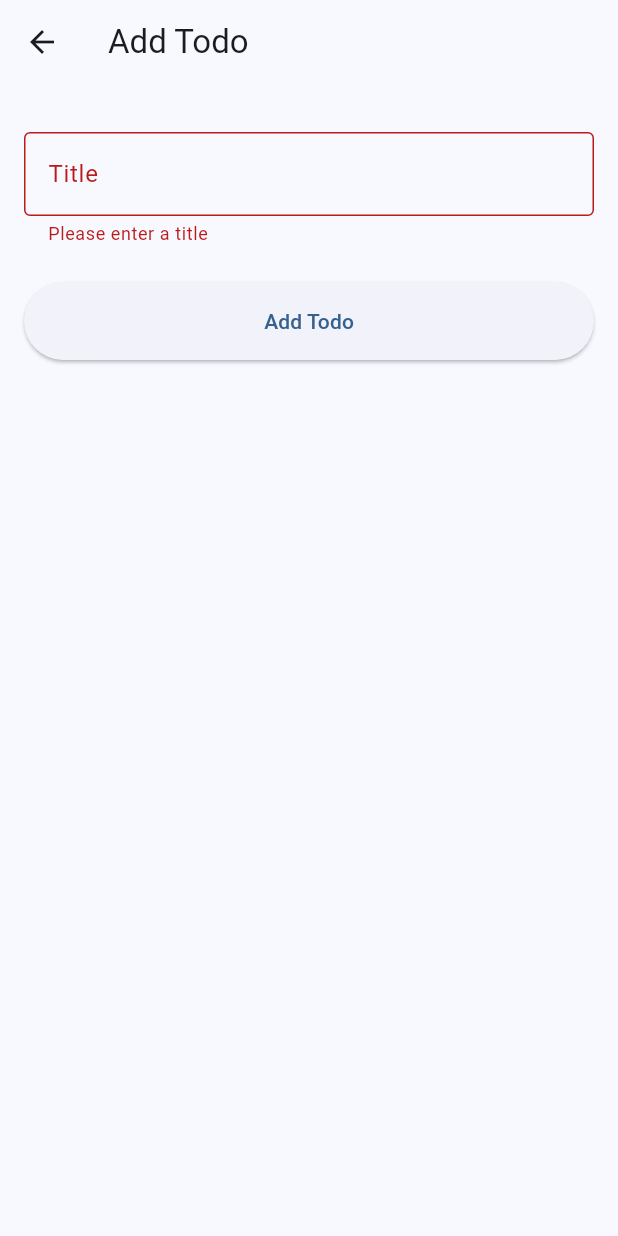
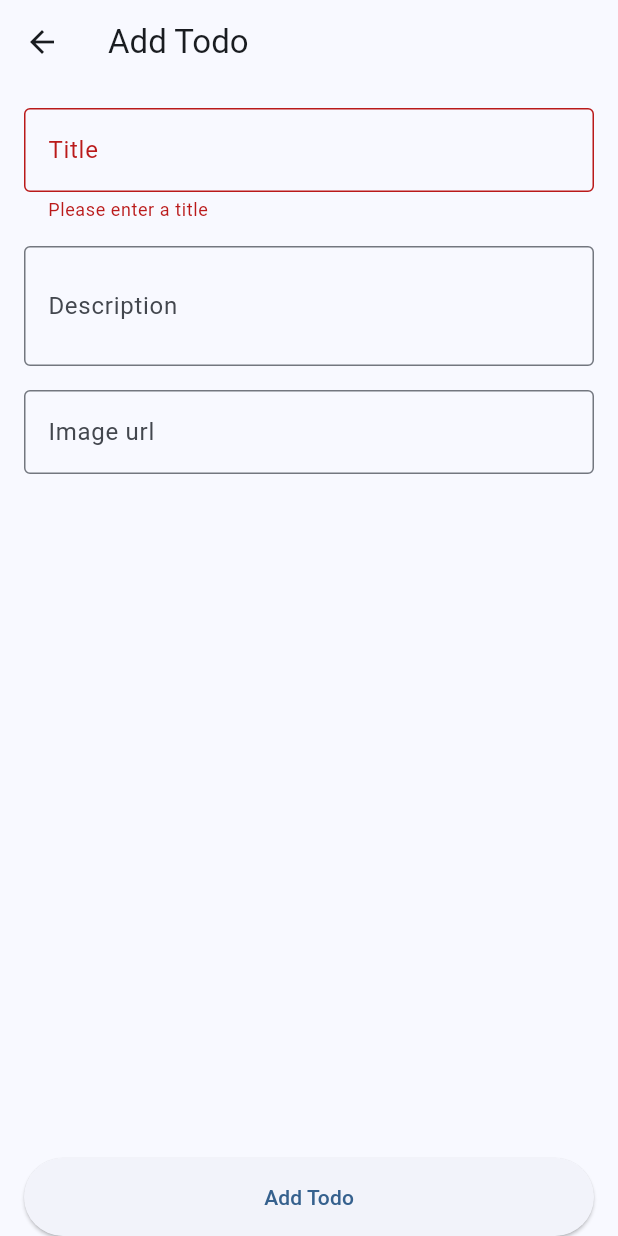
Before and after one commit to getflip/flutter_workshop_todo_app, a Flutter app: the TodoFormScreen screen opened directly, after a tap on "Add Todo", on a phone screen of 412 x 824 dp. Run offline on Flutter 3.47's test engine with Material 3 defaults, Android fonts, the phone set to English and light mode, and no system bars; our stand-ins replace equatable, flutter_bloc, freezed_annotation, get_it, injectable, shared_preferences; accounts and stored records are empty; network calls fail.

Commit message:
feat: Add description and imageUrl to add todo form

```diff
--- a/lib/features/todo/data/datasources/todo_remote_datasource.dart
+++ b/lib/features/todo/data/datasources/todo_remote_datasource.dart
@@ -31,9 +31,14 @@ class TodoRemoteDataSource {
     }
   }
 
-  Future<TodoDTO> addTodo(String title) async {
+  Future<TodoDTO> addTodo(String title, String? description, String? imageUrl) async {
     try {
-      final newTodo = {'title': title, 'createdAtSeconds': DateTime.now().millisecondsSinceEpoch ~/ 1000};
+      final newTodo = {
+        'title': title,
+        'description': description,
+        'imageUrl': imageUrl,
+        'createdAtSeconds': DateTime.now().millisecondsSinceEpoch ~/ 1000,
+      };
 
       log('Sending todo: ${json.encode(newTodo)}');
 
--- a/lib/features/todo/data/repositories/todo_repository.dart
+++ b/lib/features/todo/data/repositories/todo_repository.dart
@@ -34,10 +34,10 @@ class TodoRepository {
   }
 
   // Add a new todo remotely
-  Future<void> addTodo(String title) async {
+  Future<void> addTodo(String title, String? description, String? imageUrl) async {
     try {
       // Add todo remotely
-      await remoteDataSource.addTodo(title);
+      await remoteDataSource.addTodo(title, description, imageUrl);
     } catch (e) {
       log('Error adding remote todo: $e');
     }
--- a/lib/features/todo/presentation/cubits/todo_cubit.dart
+++ b/lib/features/todo/presentation/cubits/todo_cubit.dart
@@ -23,10 +23,10 @@ class TodoCubit extends Cubit<TodoState> {
     }
   }
 
-  Future<void> addTodo(String title) async {
+  Future<void> addTodo(String title, String? description, String? imageUrl) async {
     try {
       emit(TodosLoading());
-      await _repository.addTodo(title);
+      await _repository.addTodo(title, description, imageUrl);
       await loadTodos();
     } catch (e) {
       emit(TodosError(message: e.toString()));
--- a/lib/features/todo/presentation/screens/todo_form_screen.dart
+++ b/lib/features/todo/presentation/screens/todo_form_screen.dart
@@ -13,6 +13,8 @@ class TodoFormScreen extends StatefulWidget {
 class _TodoFormScreenState extends State<TodoFormScreen> {
   final _formKey = GlobalKey<FormState>();
   final _titleController = TextEditingController();
+  final _descriptionController = TextEditingController();
+  final _imageUrlController = TextEditingController();
 
   @override
   void dispose() {
@@ -22,7 +24,7 @@ class _TodoFormScreenState extends State<TodoFormScreen> {
 
   void _submitForm() {
     if (_formKey.currentState?.validate() ?? false) {
-      context.read<TodoCubit>().addTodo(_titleController.text);
+      context.read<TodoCubit>().addTodo(_titleController.text, _descriptionController.text, _imageUrlController.text);
       Navigator.pop(context);
     }
   }
@@ -31,14 +33,15 @@ class _TodoFormScreenState extends State<TodoFormScreen> {
   Widget build(BuildContext context) {
     return Scaffold(
       appBar: AppBar(title: const Text('Add Todo')),
-      body: Padding(
-        padding: const EdgeInsets.all(16.0),
+      body: SafeArea(
+        child: Padding(
+          padding: const EdgeInsets.only(left: 16, right: 16, top: 16),
           child: Form(
             key: _formKey,
             child: Column(
               crossAxisAlignment: CrossAxisAlignment.stretch,
+              spacing: 16,
               children: [
-              const SizedBox(height: 16),
                 TextFormField(
                   controller: _titleController,
                   decoration: const InputDecoration(labelText: 'Title', border: OutlineInputBorder()),
@@ -49,7 +52,18 @@ class _TodoFormScreenState extends State<TodoFormScreen> {
                     return null;
                   },
                 ),
-              const SizedBox(height: 24),
+                TextFormField(
+                  controller: _descriptionController,
+                  decoration: const InputDecoration(labelText: 'Description', border: OutlineInputBorder()),
+                  keyboardType: TextInputType.multiline,
+                  minLines: 2,
+                  maxLines: 10,
+                ),
+                TextFormField(
+                  controller: _imageUrlController,
+                  decoration: const InputDecoration(labelText: 'Image url', border: OutlineInputBorder()),
+                ),
+                Expanded(child: const SizedBox()),
                 ElevatedButton(
                   onPressed: _submitForm,
                   style: ElevatedButton.styleFrom(padding: const EdgeInsets.symmetric(vertical: 16)),
@@ -59,6 +73,7 @@ class _TodoFormScreenState extends State<TodoFormScreen> {
             ),
           ),
         ),
+      ),
     );
   }
 }
```
Lines whose indentation alone changed are shown as unchanged.
